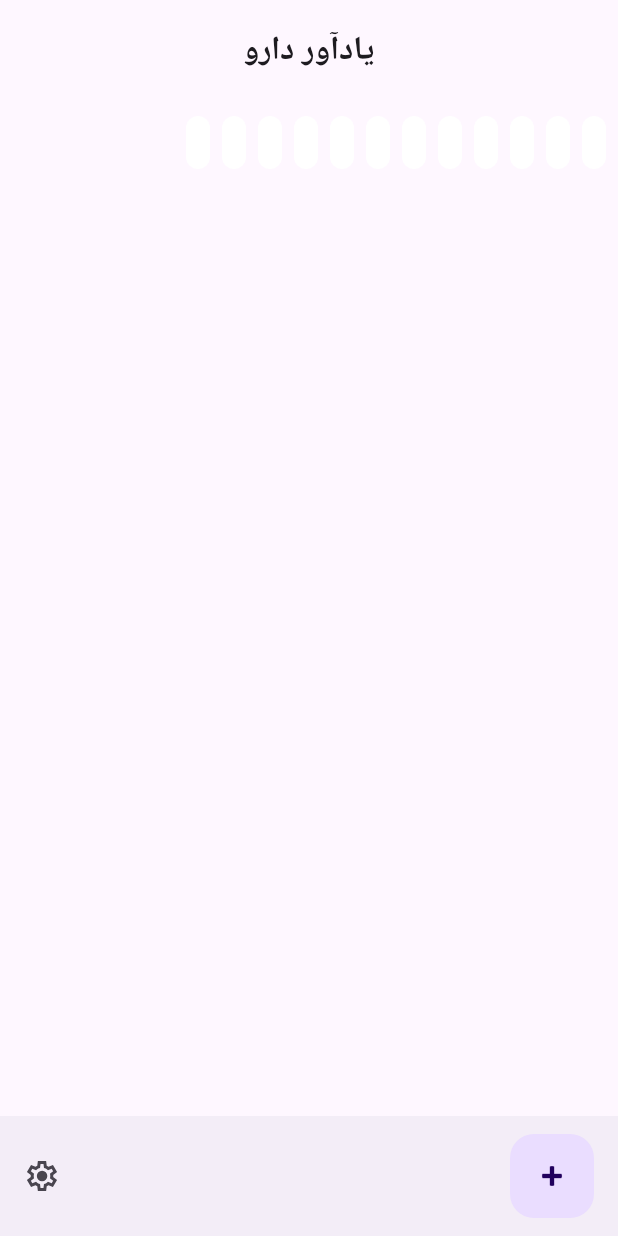
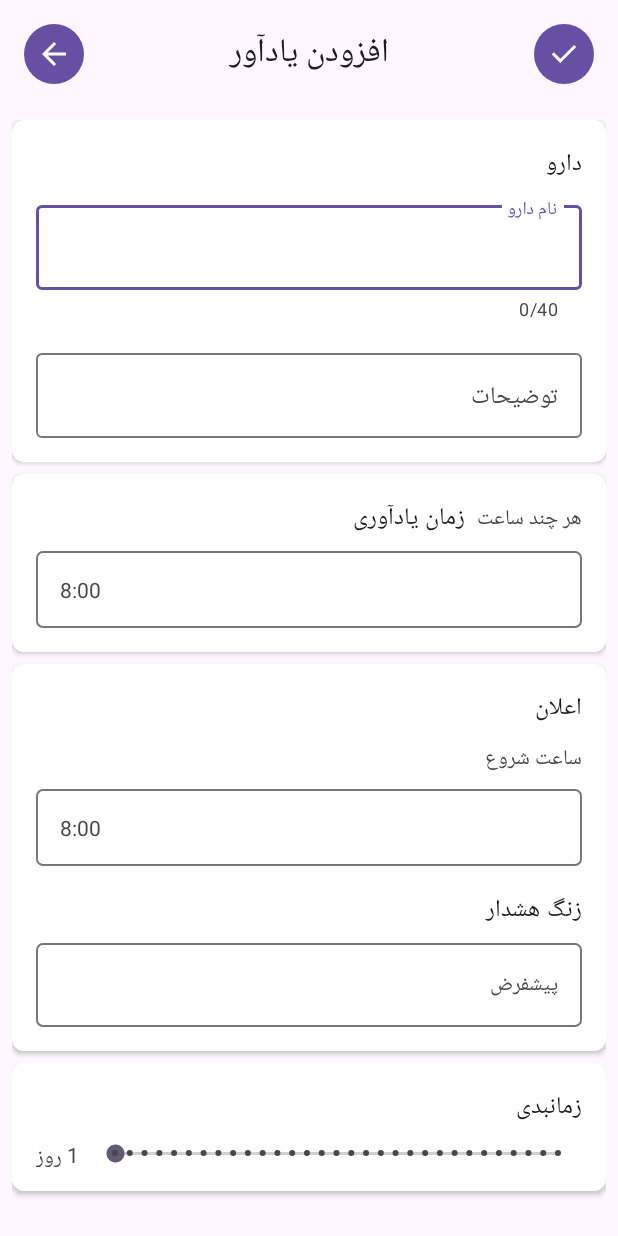
Before and after one commit to mr-hajizadeh/PillReminder, an Android app: the screen it shows after launch (MainActivity before the commit, AddActivity after it), after a tap on "یادآور دارو", on a phone screen of 412 x 824 dp. Run offline under Robolectric (Android 15) with nearby library versions, the phone set to English and light mode, and no system bars; libraries missing offline, so code that uses them is left out: saman.zamani.persiandate; 13 statements that could not run were skipped.

Commit message:
add activity ui

```diff
--- a/app/src/main/AndroidManifest.xml
+++ b/app/src/main/AndroidManifest.xml
@@ -13,6 +13,9 @@
         android:theme="@style/Theme.PillReminder"
         tools:targetApi="31">
         <activity
+            android:name=".Activity.AddActivity"
+            android:exported="false" />
+        <activity
             android:name=".Activity.MainActivity"
             android:exported="true">
             <intent-filter>
--- /dev/null
+++ b/app/src/main/java/com/example/pillreminder/Activity/AddActivity.java
@@ -0,0 +1,20 @@
+package com.example.pillreminder.Activity;
+
+import android.os.Bundle;
+
+import androidx.activity.EdgeToEdge;
+import androidx.appcompat.app.AppCompatActivity;
+import androidx.core.graphics.Insets;
+import androidx.core.view.ViewCompat;
+import androidx.core.view.WindowInsetsCompat;
+
+import com.example.pillreminder.R;
+
+public class AddActivity extends AppCompatActivity {
+
+    @Override
+    protected void onCreate(Bundle savedInstanceState) {
+        super.onCreate(savedInstanceState);
+        setContentView(R.layout.activity_add);
+    }
+}
--- a/app/src/main/java/com/example/pillreminder/Activity/MainActivity.java
+++ b/app/src/main/java/com/example/pillreminder/Activity/MainActivity.java
@@ -1,5 +1,6 @@
 package com.example.pillreminder.Activity;
 
+import android.content.Intent;
 import android.os.Bundle;
 import android.widget.Toast;
 
@@ -76,7 +77,7 @@ public class MainActivity extends AppCompatActivity implements OnMonthItemListen
                     persianDate, "Y/m/d",
                     PersianDateFormat.PersianDateNumberCharacter.FARSI);
 
-            Toast.makeText(this, date, Toast.LENGTH_SHORT).show();
+            startActivity(new Intent(this, AddActivity.class));
         });
 
     }
--- /dev/null
+++ b/app/src/main/res/drawable/button_background.xml
@@ -0,0 +1,10 @@
+<?xml version="1.0" encoding="utf-8"?>
+<selector xmlns:android="http://schemas.android.com/apk/res/android">
+
+    <item>
+        <shape android:shape="oval">
+            <solid android:color="?attr/colorPrimary"/>
+        </shape>
+    </item>
+
+</selector>
--- /dev/null
+++ b/app/src/main/res/drawable/ic_arrow_back.xml
@@ -0,0 +1,11 @@
+<vector xmlns:android="http://schemas.android.com/apk/res/android"
+    android:width="24dp"
+    android:height="24dp"
+    android:viewportWidth="960"
+    android:viewportHeight="960"
+    android:tint="?attr/colorControlNormal"
+    android:autoMirrored="true">
+  <path
+      android:fillColor="@android:color/white"
+      android:pathData="M313,520L537,744L480,800L160,480L480,160L537,216L313,440L800,440L800,520L313,520Z"/>
+</vector>
--- /dev/null
+++ b/app/src/main/res/drawable/ic_done.xml
@@ -0,0 +1,10 @@
+<vector xmlns:android="http://schemas.android.com/apk/res/android"
+    android:width="24dp"
+    android:height="24dp"
+    android:viewportWidth="960"
+    android:viewportHeight="960"
+    android:tint="?attr/colorControlNormal">
+  <path
+      android:fillColor="@android:color/white"
+      android:pathData="M382,720L154,492L211,435L382,606L749,239L806,296L382,720Z"/>
+</vector>
--- /dev/null
+++ b/app/src/main/res/drawable/layout_background.xml
@@ -0,0 +1,11 @@
+<?xml version="1.0" encoding="utf-8"?>
+<selector xmlns:android="http://schemas.android.com/apk/res/android">
+
+    <item>
+        <shape android:shape="rectangle">
+            <solid android:color="@color/white"/>
+            <corners android:radius="8dp"/>
+        </shape>
+    </item>
+
+</selector>
--- /dev/null
+++ b/app/src/main/res/drawable/outline_background.xml
@@ -0,0 +1,11 @@
+<?xml version="1.0" encoding="utf-8"?>
+<selector xmlns:android="http://schemas.android.com/apk/res/android">
+
+    <item>
+        <shape android:shape="rectangle">
+            <stroke android:width="1dp" android:color="?attr/colorOutline" />
+            <corners android:radius="4dp" />
+        </shape>
+    </item>
+
+</selector>
--- /dev/null
+++ b/app/src/main/res/layout/activity_add.xml
@@ -0,0 +1,292 @@
+<?xml version="1.0" encoding="utf-8"?>
+<androidx.constraintlayout.widget.ConstraintLayout xmlns:android="http://schemas.android.com/apk/res/android"
+    xmlns:app="http://schemas.android.com/apk/res-auto"
+    xmlns:tools="http://schemas.android.com/tools"
+    android:layout_width="match_parent"
+    android:layout_height="match_parent"
+    tools:context=".Activity.AddActivity">
+
+    <androidx.constraintlayout.widget.ConstraintLayout
+        android:id="@+id/constraintLayout"
+        android:layout_width="match_parent"
+        android:layout_height="wrap_content"
+        android:orientation="horizontal"
+        android:padding="16dp"
+        app:layout_constraintEnd_toEndOf="parent"
+        app:layout_constraintStart_toStartOf="parent"
+        app:layout_constraintTop_toTopOf="parent">
+
+        <ImageView
+            android:id="@+id/submitBtn"
+            android:layout_width="wrap_content"
+            android:layout_height="wrap_content"
+            android:background="@drawable/button_background"
+            android:clickable="true"
+            android:contentDescription="@string/app_name"
+            android:focusable="true"
+            android:padding="8dp"
+            android:tint="@color/white"
+            app:layout_constraintBottom_toBottomOf="parent"
+            app:layout_constraintEnd_toEndOf="parent"
+            app:layout_constraintStart_toEndOf="@+id/textView3"
+            app:layout_constraintTop_toTopOf="parent"
+            app:srcCompat="@drawable/ic_done"
+            tools:ignore="UseAppTint" />
+
+        <TextView
+            android:id="@+id/textView3"
+            android:layout_width="0dp"
+            android:layout_height="wrap_content"
+            android:layout_marginStart="8dp"
+            android:layout_marginEnd="8dp"
+            android:gravity="center"
+            android:text="@string/add_reminder"
+            android:textAppearance="@style/TextAppearance.Material3.TitleLarge"
+            app:layout_constraintBottom_toBottomOf="parent"
+            app:layout_constraintEnd_toStartOf="@+id/submitBtn"
+            app:layout_constraintStart_toEndOf="@+id/backBtn"
+            app:layout_constraintTop_toTopOf="parent" />
+
+        <ImageView
+            android:id="@+id/backBtn"
+            android:layout_width="wrap_content"
+            android:layout_height="wrap_content"
+            android:layout_gravity="start"
+            android:background="@drawable/button_background"
+            android:clickable="true"
+            android:contentDescription="@string/app_name"
+            android:focusable="true"
+            android:padding="8dp"
+            android:tint="@color/white"
+            app:layout_constraintBottom_toBottomOf="parent"
+            app:layout_constraintEnd_toStartOf="@+id/textView3"
+            app:layout_constraintStart_toStartOf="parent"
+            app:layout_constraintTop_toTopOf="parent"
+            app:srcCompat="@drawable/ic_arrow_back"
+            tools:ignore="UseAppTint" />
+
+    </androidx.constraintlayout.widget.ConstraintLayout>
+
+    <ScrollView
+        android:layout_width="match_parent"
+        android:layout_height="0dp"
+        app:layout_constraintBottom_toBottomOf="parent"
+        app:layout_constraintEnd_toEndOf="parent"
+        app:layout_constraintStart_toStartOf="parent"
+        app:layout_constraintTop_toBottomOf="@+id/constraintLayout">
+
+        <LinearLayout
+            android:layout_width="match_parent"
+            android:layout_height="wrap_content"
+            android:orientation="vertical"
+            android:padding="8dp">
+
+            <LinearLayout
+                android:layout_width="match_parent"
+                android:layout_height="match_parent"
+                android:background="@drawable/layout_background"
+                android:elevation="2dp"
+                android:orientation="vertical"
+                android:padding="16dp">
+
+                <TextView
+                    android:id="@+id/textView23"
+                    android:layout_width="match_parent"
+                    android:layout_height="wrap_content"
+                    android:text="@string/medicine"
+                    android:textAppearance="@style/TextAppearance.Material3.BodyLarge" />
+
+                <com.google.android.material.textfield.TextInputLayout
+                    android:layout_width="match_parent"
+                    android:layout_height="match_parent"
+                    android:layout_marginTop="8dp"
+                    android:hint="@string/medicine_name"
+                    app:counterEnabled="true"
+                    app:counterMaxLength="40"
+                    app:hintAnimationEnabled="true">
+
+                    <com.google.android.material.textfield.TextInputEditText
+                        android:id="@+id/medicineNameEdt"
+                        android:layout_width="match_parent"
+                        android:layout_height="wrap_content"
+                        android:imeOptions="actionNext"
+                        android:inputType="text"
+                        android:maxLength="40"
+                        android:maxLines="1" />
+                </com.google.android.material.textfield.TextInputLayout>
+
+                <com.google.android.material.textfield.TextInputLayout
+                    android:layout_width="match_parent"
+                    android:layout_height="match_parent"
+                    android:layout_marginTop="16dp"
+                    android:hint="@string/description"
+                    app:hintAnimationEnabled="true">
+
+                    <com.google.android.material.textfield.TextInputEditText
+                        android:id="@+id/descriptionEdt"
+                        android:layout_width="match_parent"
+                        android:layout_height="wrap_content"
+                        android:imeOptions="actionDone"
+                        android:inputType="textMultiLine" />
+                </com.google.android.material.textfield.TextInputLayout>
+            </LinearLayout>
+
+            <androidx.constraintlayout.widget.ConstraintLayout
+                android:layout_width="match_parent"
+                android:layout_height="match_parent"
+                android:layout_marginTop="8dp"
+                android:background="@drawable/layout_background"
+                android:elevation="2dp"
+                android:orientation="vertical"
+                android:padding="16dp">
+
+                <TextView
+                    android:id="@+id/textView21"
+                    android:layout_width="0dp"
+                    android:layout_height="wrap_content"
+                    android:text="@string/reminder_time"
+                    android:textAppearance="@style/TextAppearance.Material3.BodyLarge"
+                    app:layout_constraintEnd_toStartOf="@+id/textView5"
+                    app:layout_constraintStart_toStartOf="parent"
+                    app:layout_constraintTop_toTopOf="parent" />
+
+                <TextView
+                    android:id="@+id/textView5"
+                    android:layout_width="wrap_content"
+                    android:layout_height="wrap_content"
+                    android:layout_marginStart="8dp"
+                    android:text="@string/repeat_hour"
+                    app:layout_constraintBottom_toBottomOf="@+id/textView21"
+                    app:layout_constraintEnd_toEndOf="parent"
+                    app:layout_constraintStart_toEndOf="@+id/textView21"
+                    app:layout_constraintTop_toTopOf="@+id/textView21" />
+
+                <TextView
+                    android:id="@+id/reminderTimeTxt"
+                    android:layout_width="match_parent"
+                    android:layout_height="wrap_content"
+                    android:layout_marginTop="8dp"
+                    android:background="@drawable/outline_background"
+                    android:clickable="true"
+                    android:focusable="true"
+                    android:foreground="?android:attr/selectableItemBackground"
+                    android:padding="16dp"
+                    android:text="8:00"
+                    app:layout_constraintEnd_toEndOf="parent"
+                    app:layout_constraintStart_toStartOf="parent"
+                    app:layout_constraintTop_toBottomOf="@+id/textView21" />
+
+            </androidx.constraintlayout.widget.ConstraintLayout>
+
+            <LinearLayout
+                android:layout_width="match_parent"
+                android:layout_height="match_parent"
+                android:layout_marginTop="8dp"
+                android:background="@drawable/layout_background"
+                android:elevation="2dp"
+                android:orientation="vertical"
+                android:padding="16dp">
+
+                <TextView
+                    android:id="@+id/textView22"
+                    android:layout_width="match_parent"
+                    android:layout_height="wrap_content"
+                    android:text="@string/notification"
+                    android:textAppearance="@style/TextAppearance.Material3.BodyLarge" />
+
+                <TextView
+                    android:id="@+id/textView6"
+                    android:layout_width="match_parent"
+                    android:layout_height="wrap_content"
+                    android:layout_marginTop="8dp"
+                    android:text="@string/start_hour"
+                    app:layout_constraintEnd_toEndOf="parent"
+                    app:layout_constraintStart_toStartOf="parent"
+                    app:layout_constraintTop_toBottomOf="@+id/reminderTimeTxt" />
+
+                <TextView
+                    android:id="@+id/startTimeReminderTxt"
+                    android:layout_width="match_parent"
+                    android:layout_height="wrap_content"
+                    android:layout_marginTop="8dp"
+                    android:background="@drawable/outline_background"
+                    android:clickable="true"
+                    android:focusable="true"
+                    android:foreground="?android:attr/selectableItemBackground"
+                    android:padding="16dp"
+                    android:text="8:00"
+                    app:layout_constraintEnd_toEndOf="parent"
+                    app:layout_constraintStart_toStartOf="parent"
+                    app:layout_constraintTop_toBottomOf="@+id/textView6" />
+
+                <TextView
+                    android:id="@+id/textView2"
+                    android:layout_width="match_parent"
+                    android:layout_height="wrap_content"
+                    android:layout_marginTop="16dp"
+                    android:text="@string/alarm"
+                    android:textAppearance="@style/TextAppearance.Material3.BodyLarge" />
+
+                <TextView
+                    android:id="@+id/startTimeReminderTxt2"
+                    android:layout_width="match_parent"
+                    android:layout_height="wrap_content"
+                    android:layout_marginTop="8dp"
+                    android:background="@drawable/outline_background"
+                    android:clickable="true"
+                    android:focusable="true"
+                    android:foreground="?android:attr/selectableItemBackground"
+                    android:padding="16dp"
+                    android:text="@string/default_text"
+                    app:layout_constraintEnd_toEndOf="parent"
+                    app:layout_constraintStart_toStartOf="parent"
+                    app:layout_constraintTop_toBottomOf="@+id/textView6" />
+
+            </LinearLayout>
+
+            <LinearLayout
+                android:layout_width="match_parent"
+                android:layout_height="match_parent"
+                android:layout_marginTop="8dp"
+                android:layout_marginBottom="8dp"
+                android:background="@drawable/layout_background"
+                android:elevation="2dp"
+                android:orientation="vertical"
+                android:padding="16dp">
+
+                <TextView
+                    android:id="@+id/textView231"
+                    android:layout_width="match_parent"
+                    android:layout_height="wrap_content"
+                    android:text="@string/timing"
+                    android:textAppearance="@style/TextAppearance.Material3.BodyLarge" />
+
+                <LinearLayout
+                    android:layout_width="match_parent"
+                    android:layout_height="match_parent"
+                    android:layout_marginTop="8dp"
+                    android:orientation="horizontal">
+
+                    <TextView
+                        android:id="@+id/textView9"
+                        android:layout_width="wrap_content"
+                        android:layout_height="match_parent"
+                        android:text="1 روز" />
+
+                    <SeekBar
+                        android:id="@+id/seekBar"
+                        style="@style/Widget.AppCompat.SeekBar.Discrete"
+                        android:layout_width="match_parent"
+                        android:layout_height="wrap_content"
+                        android:layout_marginStart="8dp"
+                        android:max="30"
+                        android:min="1"
+                        android:progress="1"
+                        tools:targetApi="o" />
+                </LinearLayout>
+
+            </LinearLayout>
+
+        </LinearLayout>
+    </ScrollView>
+</androidx.constraintlayout.widget.ConstraintLayout>
--- a/app/src/main/res/values/strings.xml
+++ b/app/src/main/res/values/strings.xml
@@ -1,4 +1,15 @@
 <resources>
     <string name="app_name">یادآور دارو</string>
     <string name="medicine_reminder">یادآور دارو</string>
+    <string name="add_reminder">افزودن یادآور</string>
+    <string name="notification">اعلان</string>
+    <string name="start_hour">ساعت شروع</string>
+    <string name="alarm">زنگ هشدار</string>
+    <string name="default_text">پیشفرض</string>
+    <string name="timing">زمانبدی</string>
+    <string name="repeat_hour">هر چند ساعت</string>
+    <string name="reminder_time">زمان یادآوری</string>
+    <string name="description">توضیحات</string>
+    <string name="medicine_name">نام دارو</string>
+    <string name="medicine">دارو</string>
 </resources>
```
